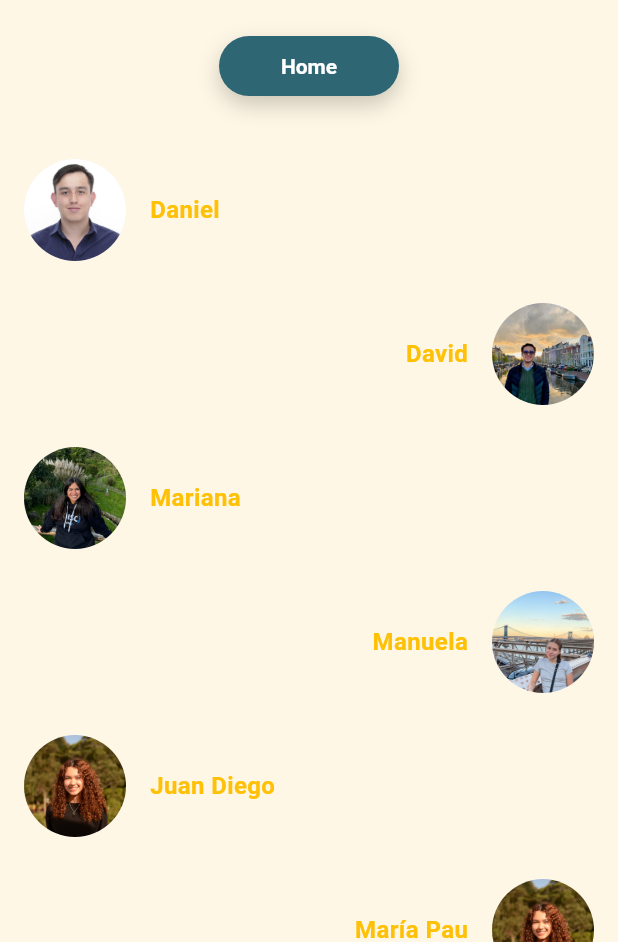
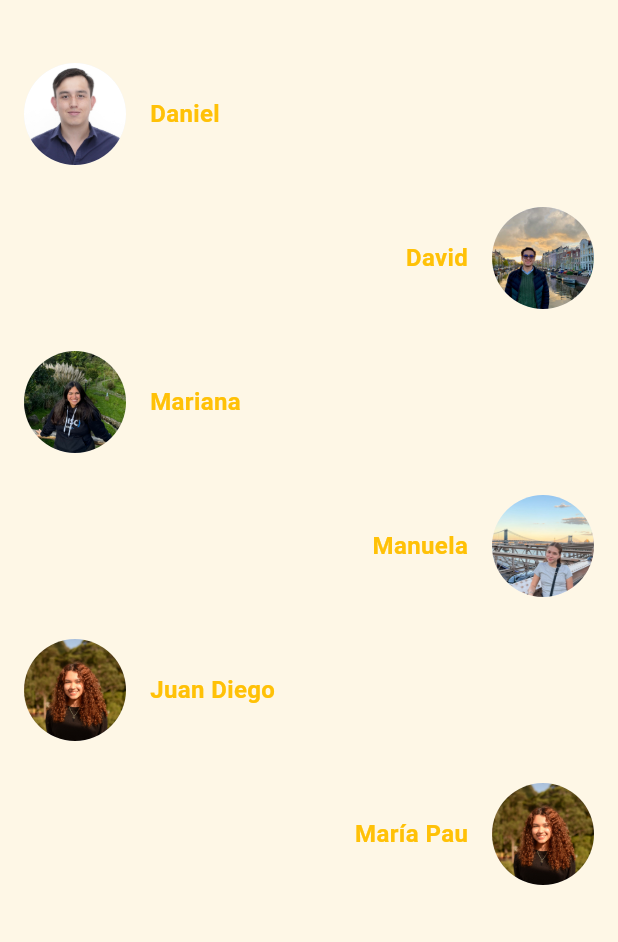
Before and after one commit to Moviles-2025-2-Grupo-Chevere/TalentBridge, a Flutter app: the Credits screen opened directly, on a phone screen of 412 x 824 dp, the part 294-1236 px from its top. Run offline on Flutter 3.47's test engine with Material 3 defaults, Android fonts, the phone set to English and light mode, and no system bars; our stand-ins replace cloud_firestore, connectivity_plus, firebase_analytics, firebase_auth, firebase_core, firebase_storage and 3 more; accounts and stored records are empty.

Commit message:
Fix: Removed useless button

```diff
--- a/talent_bridge_fl/lib/views/credits/credits.dart
+++ b/talent_bridge_fl/lib/views/credits/credits.dart
@@ -80,42 +80,6 @@ class _CreditsState extends State<Credits> {
                         ),
                       ],
                     ),
-                    const SizedBox(height: 24),
-
-                    // ---- Centered pill "Home" button ----
-                    Center(
-                      child: SizedBox(
-                        width: 120,
-                        height: 40,
-                        child: DecoratedBox(
-                          decoration: const BoxDecoration(
-                            boxShadow: [
-                              BoxShadow(
-                                color: kShadowCol,
-                                offset: Offset(0, 6),
-                                blurRadius: 12,
-                              ),
-                            ],
-                            borderRadius: BorderRadius.all(Radius.circular(22)),
-                          ),
-                          child: ElevatedButton(
-                            onPressed: () => Navigator.of(context).pop(),
-                            style: ElevatedButton.styleFrom(
-                              backgroundColor: kHomeBtn,
-                              foregroundColor: Colors.white,
-                              shape: RoundedRectangleBorder(
-                                borderRadius: BorderRadius.circular(22),
-                              ),
-                              elevation: 0,
-                              textStyle: const TextStyle(
-                                fontWeight: FontWeight.w600,
-                              ),
-                            ),
-                            child: const Text('Home'),
-                          ),
-                        ),
-                      ),
-                    ),
 
                     const SizedBox(height: 28),
 
```
